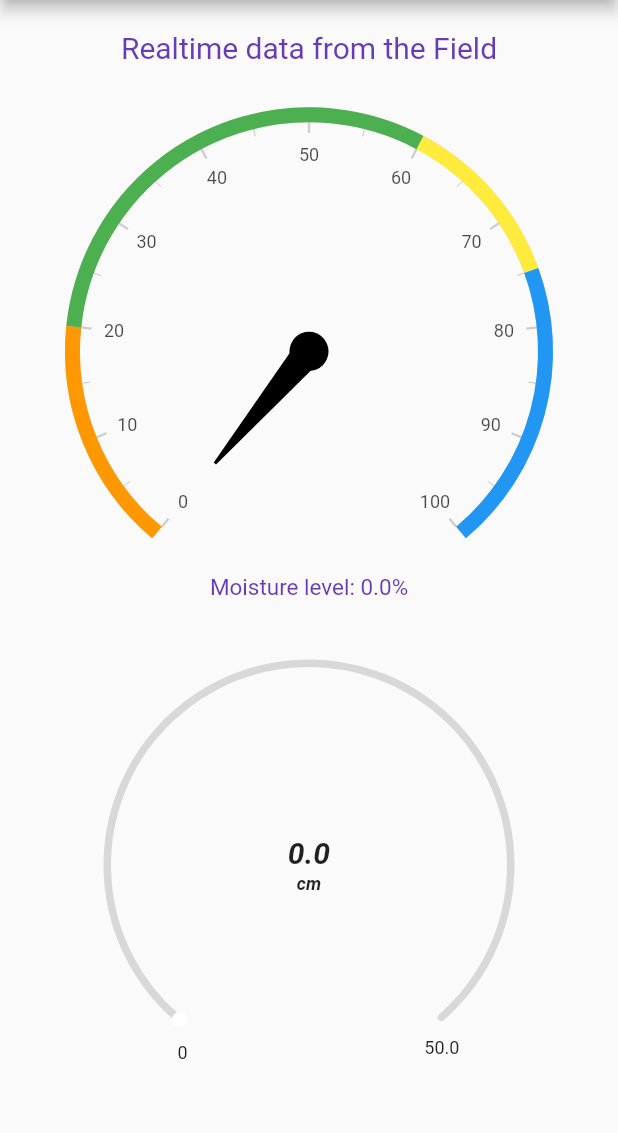
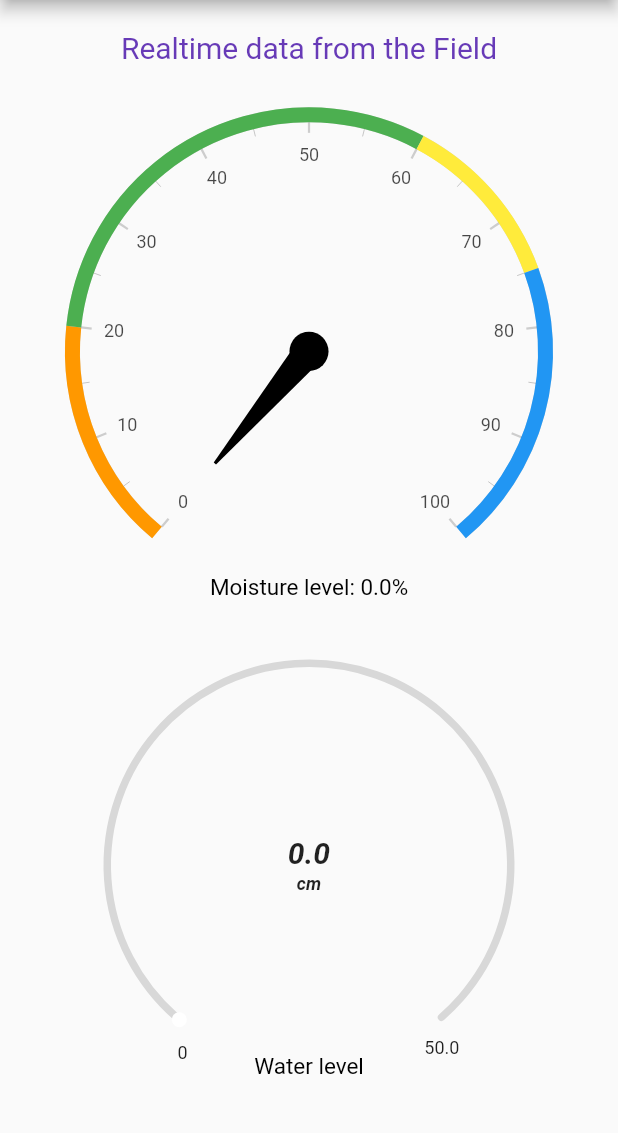
Before and after one commit to Maheash/SIMS, a Flutter app: the HomeScreen screen opened directly, on a phone screen of 412 x 824 dp, the part 84-1217 px from its top. Run offline on Flutter 3.47's test engine with Material 2 defaults, Android fonts, the phone set to English and light mode, and no system bars; drawn by our look-alikes of syncfusion_flutter_gauges; our stand-ins replace firebase_auth, firebase_core, firebase_database, fluttertoast; missing offline and left inert: dart:ffi; accounts and stored records are empty.

Commit message:
minor tweaks

```diff
--- a/sims_app/lib/UI/screens/home_screen.dart
+++ b/sims_app/lib/UI/screens/home_screen.dart
@@ -20,18 +20,31 @@ class HomeScreen extends StatefulWidget {
 class _HomeScreenState extends State<HomeScreen> {
   bool loading = false;
   final auth = FirebaseAuth.instance;
-  final ref = FirebaseDatabase.instance
-      .ref('realtimeSoilData/l3ghZjCm9Rf2F8LChrT2YaWZvOI3/Water Distance');
+  final ref = FirebaseDatabase.instance.ref('realtimeSoilData/l3ghZjCm9Rf2F8LChrT2YaWZvOI3/Water Distance');
   final _valRef = FirebaseDatabase.instance
       .ref('realtimeSoilData/l3ghZjCm9Rf2F8LChrT2YaWZvOI3/Soil Moisture');
   double soilMoisture = 0;
   double waterDistance = 0;
   double tankCapacity = 50; //cm
   double value = 0;
+  String _userId = " ";
+  late DatabaseReference _databaseReference;
 
   void initState() {
     super.initState();
+    getCurrentUser();
   }
+
+  Future getCurrentUser() async {
+    final user = FirebaseAuth.instance.currentUser;
+    if (user != null) {
+      setState(() {
+        _userId = user.uid;
+      });
+    }
+    return _userId;
+  }
+
 
   @override
   Widget build(BuildContext context) {
@@ -122,7 +135,7 @@ class _HomeScreenState extends State<HomeScreen> {
                           GaugeAnnotation(
                             widget: Text("Moisture level: $soilMoisture%",
                                 style: TextStyle(
-                                    color: Colors.deepPurple, fontSize: 15)),
+                                    color: Colors.black, fontSize: 15)),
                             positionFactor: 1,
                             angle: 90,
                           ),
@@ -180,6 +193,13 @@ class _HomeScreenState extends State<HomeScreen> {
                                   )
                                 ],
                               )),
+                               GaugeAnnotation(
+                            widget: Text("Water level",
+                                style: TextStyle(
+                                    color: Colors.black, fontSize: 15)),
+                            positionFactor: 1,
+                            angle: 90,
+                          ),
                           GaugeAnnotation(
                             angle: 124,
                             positionFactor: 1.1,
```
